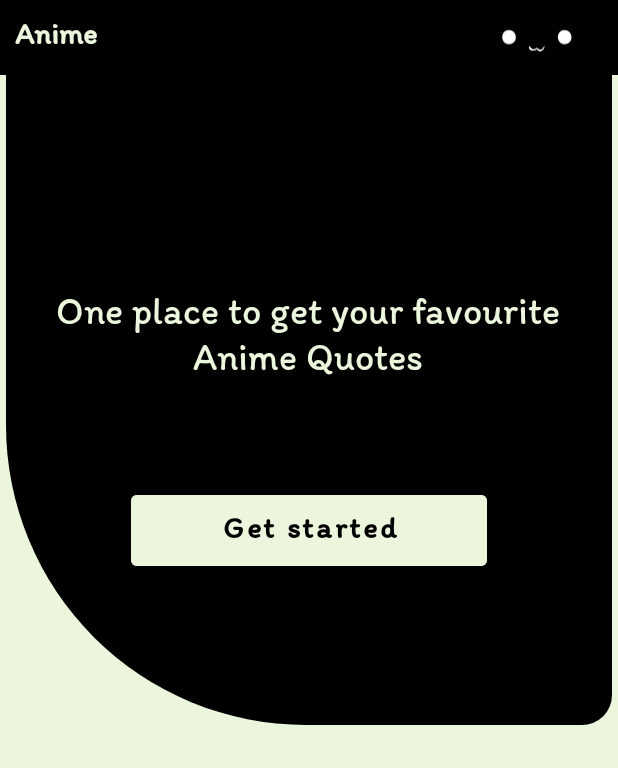
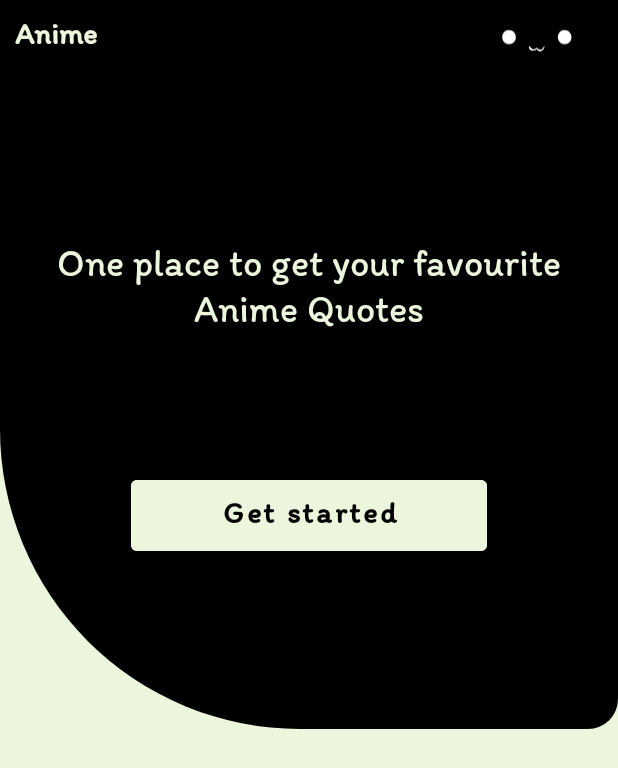
Before and after one commit to PrajwalG7/Anime, an Android app: the layout activity_main.xml on its own in the app's theme, with its tools: preview values and no code run, on a phone screen of 412 x 824 dp. Shown: the top 768 px of the screen. Run offline under Robolectric (Android 15) with nearby library versions, the phone set to English and light mode, and no system bars.

Commit message:
minor changes

```diff
--- a/app/src/main/res/layout/activity_main.xml
+++ b/app/src/main/res/layout/activity_main.xml
@@ -45,8 +45,8 @@
 
     <View
         android:id="@+id/view"
-        android:layout_width="404dp"
-        android:layout_height="433dp"
+        android:layout_width="match_parent"
+        android:layout_height="436dp"
         android:background="@drawable/home_shape"
         app:layout_constraintBottom_toTopOf="@+id/button_start"
         app:layout_constraintEnd_toEndOf="parent"
@@ -54,9 +54,11 @@
         app:layout_constraintTop_toBottomOf="@+id/relativeLayout"
         app:layout_constraintVertical_bias="0.0" />
 
+
     <TextView
-        android:layout_width="350dp"
-        android:layout_height="76dp"
+        android:id="@+id/slogan"
+        android:layout_width="365dp"
+        android:layout_height="wrap_content"
         android:fontFamily="@font/itim"
         android:gravity="center"
         android:text="One place to get your favourite Anime Quotes"
@@ -64,29 +66,27 @@
         android:textSize="25sp"
         app:layout_constraintBottom_toBottomOf="@+id/view"
         app:layout_constraintEnd_toEndOf="parent"
-        app:layout_constraintHorizontal_bias="0.491"
         app:layout_constraintStart_toStartOf="parent"
         app:layout_constraintTop_toBottomOf="@+id/relativeLayout"
-        app:layout_constraintVertical_bias="0.383" />
+        app:layout_constraintVertical_bias="0.295" />
 
     <Button
         android:id="@+id/button_start"
         android:layout_width="237dp"
         android:layout_height="59dp"
-        android:layout_marginBottom="312dp"
         android:backgroundTint="@color/splashshade"
         android:fontFamily="@font/itim"
-        android:textStyle="bold"
+        android:onClick="getStarted"
         android:text="Get started"
         android:textAllCaps="false"
         android:textColor="@color/black"
         android:textSize="20sp"
+        android:textStyle="bold"
         app:layout_constraintBottom_toBottomOf="parent"
         app:layout_constraintEnd_toEndOf="parent"
         app:layout_constraintStart_toStartOf="parent"
         app:layout_constraintTop_toBottomOf="@+id/relativeLayout"
-        app:layout_constraintVertical_bias="0.68"
-        android:onClick="getStarted"/>
+        app:layout_constraintVertical_bias="0.369" />
 
 
 </androidx.constraintlayout.widget.ConstraintLayout>
```
Also changed, not shown: app/src/main/res/layout/activity_anime_titles.xml (+16 -3 lines).
